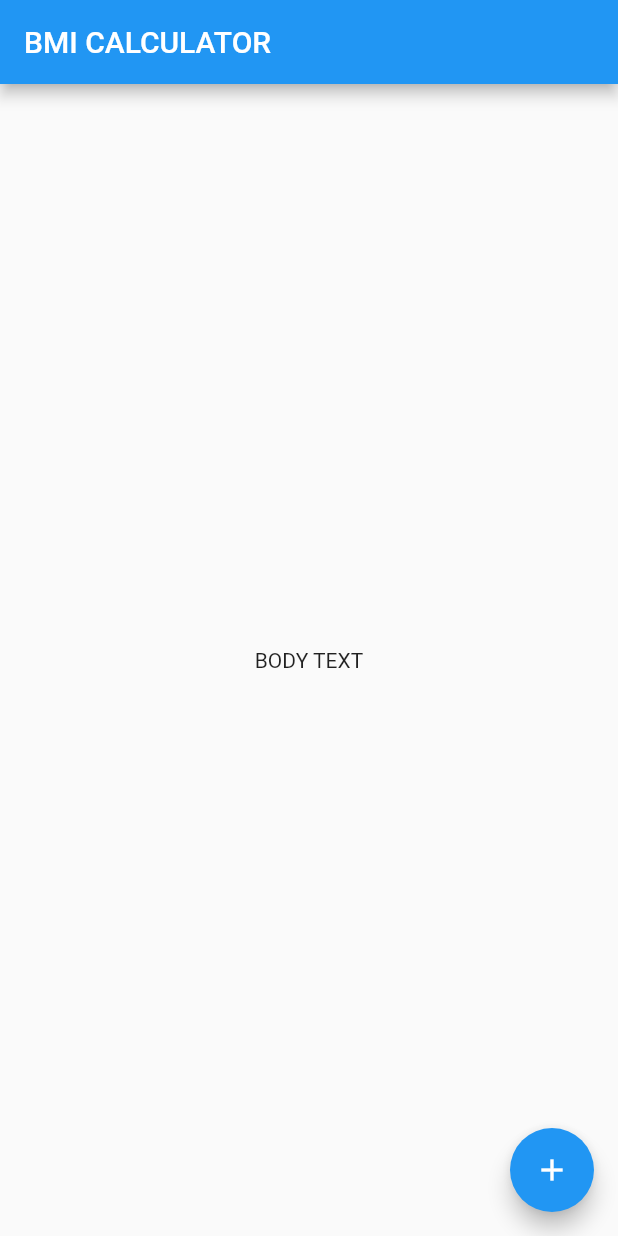
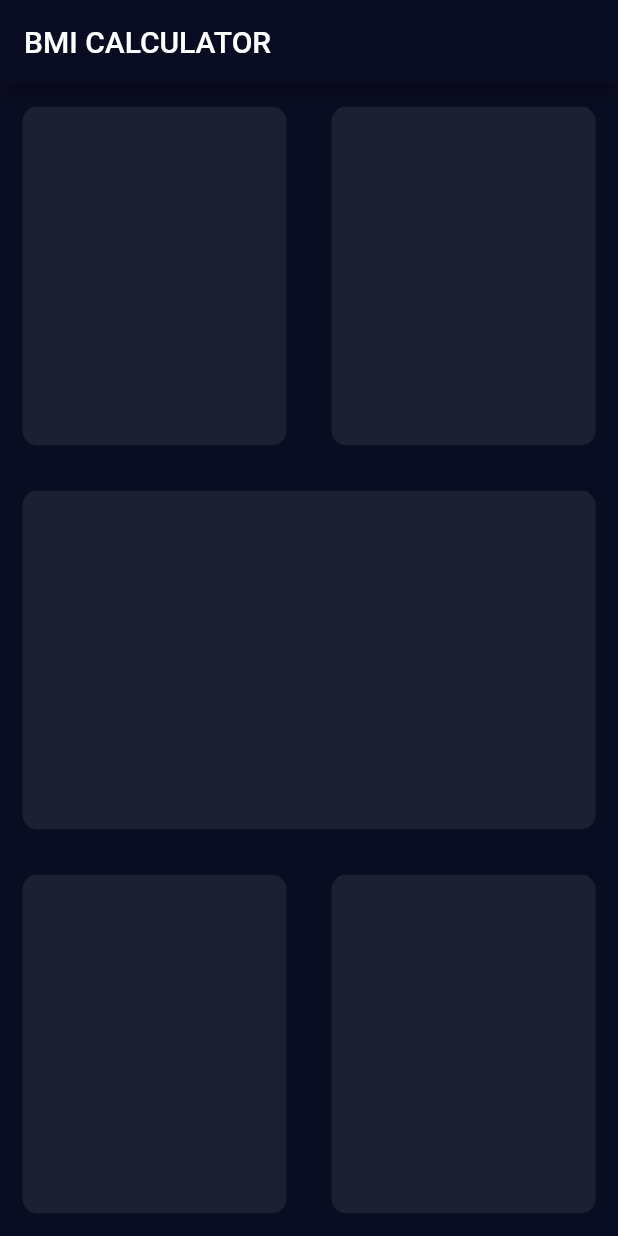
Before and after one commit to OstrichFarmer/bmi---calculator, a Flutter app: the screen it shows after launch, on a phone screen of 412 x 824 dp. Run offline on Flutter 3.47's test engine with Material 2 defaults, Android fonts, the phone set to English and light mode, and no system bars.

Commit message:
created the app architecture

```diff
--- /dev/null
+++ b/lib/input_page.dart
@@ -0,0 +1,70 @@
+import 'package:flutter/material.dart';
+
+class InputPage extends StatefulWidget {
+  @override
+  _InputPageState createState() => _InputPageState();
+}
+
+class _InputPageState extends State<InputPage> {
+  @override
+  Widget build(BuildContext context) {
+    return Scaffold(
+        appBar: AppBar(
+          title: const Text('BMI CALCULATOR'),
+        ),
+        body: Column(
+          children: [
+            Expanded(
+                child: Row(
+              children: [
+                Expanded(
+                  child: Container(
+                    margin: const EdgeInsets.all(15),
+                    decoration: BoxDecoration(
+                        color: const Color(0xFF1d1f33),
+                        borderRadius: BorderRadius.circular(10)),
+                  ),
+                ),
+                Expanded(
+                  child: Container(
+                    margin: const EdgeInsets.all(15),
+                    decoration: BoxDecoration(
+                        color: const Color(0xFF1d1f33),
+                        borderRadius: BorderRadius.circular(10)),
+                  ),
+                )
+              ],
+            )),
+            Expanded(
+              child: Container(
+                margin: const EdgeInsets.all(15),
+                decoration: BoxDecoration(
+                    color: const Color(0xFF1d1f33),
+                    borderRadius: BorderRadius.circular(10)),
+              ),
+            ),
+            Expanded(
+                child: Row(
+              children: [
+                Expanded(
+                  child: Container(
+                    margin: const EdgeInsets.all(15),
+                    decoration: BoxDecoration(
+                        color: const Color(0xFF1d1f33),
+                        borderRadius: BorderRadius.circular(10)),
+                  ),
+                ),
+                Expanded(
+                  child: Container(
+                    margin: const EdgeInsets.all(15),
+                    decoration: BoxDecoration(
+                        color: const Color(0xFF1d1f33),
+                        borderRadius: BorderRadius.circular(10)),
+                  ),
+                )
+              ],
+            ))
+          ],
+        ));
+  }
+}
--- a/lib/main.dart
+++ b/lib/main.dart
@@ -1,4 +1,6 @@
 import 'package:flutter/material.dart';
+
+import 'input_page.dart';
 
 void main() {
   runApp(BMICalculator());
@@ -8,29 +10,13 @@ class BMICalculator extends StatelessWidget {
   @override
   Widget build(BuildContext context) {
     return MaterialApp(
+      theme: ThemeData.dark().copyWith(
+        appBarTheme: const AppBarTheme(
+          backgroundColor: Color(0xFF0a0d22),
+        ),
+        scaffoldBackgroundColor: const Color(0xFF0a0d22),
+      ),
       home: InputPage(),
     );
   }
 }
-
-class InputPage extends StatefulWidget {
-  @override
-  _InputPageState createState() => _InputPageState();
-}
-
-class _InputPageState extends State<InputPage> {
-  @override
-  Widget build(BuildContext context) {
-    return Scaffold(
-      appBar: AppBar(
-        title: const Text('BMI CALCULATOR'),
-      ),
-      body: const Center(
-        child: Text('BODY TEXT'),
-      ),
-      floatingActionButton: const FloatingActionButton(
-        child: Icon(Icons.add),
-      ),
-    );
-  }
-}
```
